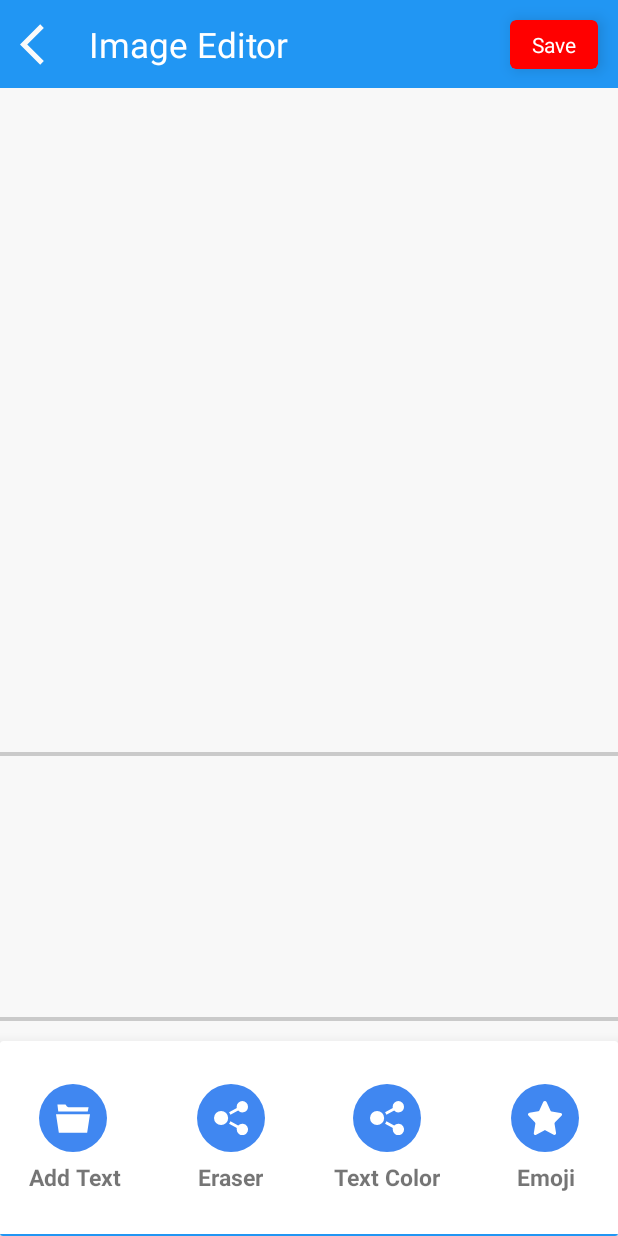
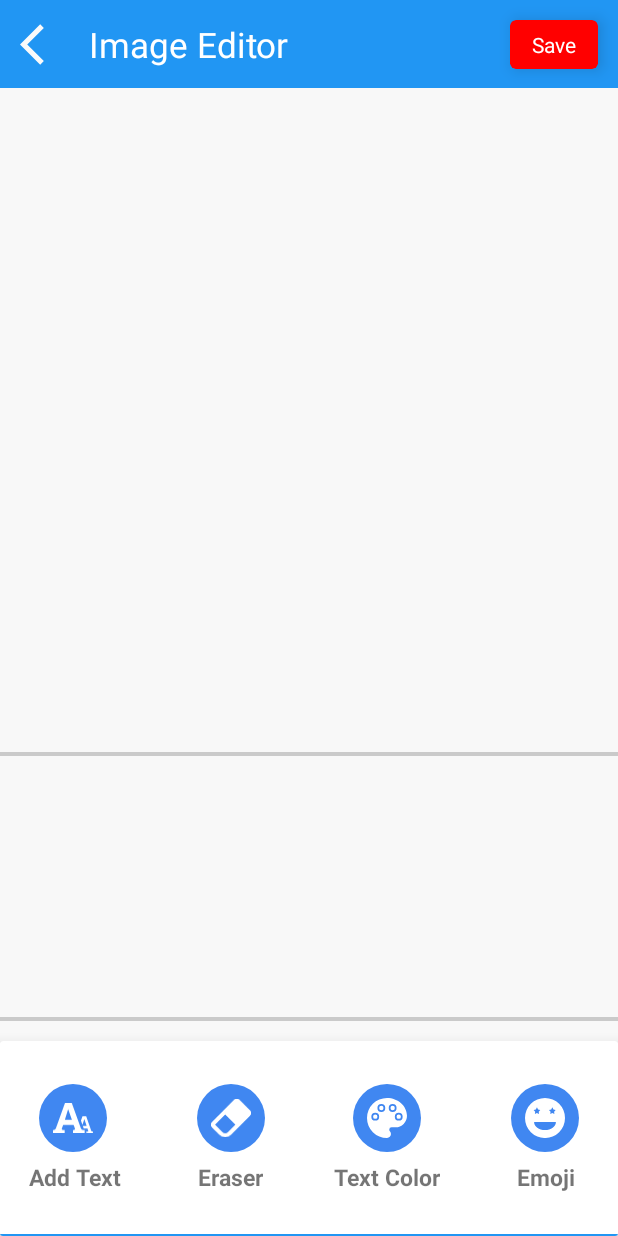
Before and after one commit to itsmhamza/Hindi-Keyboard, an Android app: the ImageEditorActivity screen opened directly, with no data from a screen before it, on a phone screen of 412 x 824 dp. Run offline under Robolectric (Android 15) with nearby library versions, the phone set to English and light mode, and no system bars; our stand-ins replace sdp/ssp sizes; libraries missing offline, so code that uses them is left out: androidx.emoji.text, com.xiaopo.flying, top.defaults.colorpicker; plain views replace StickerView; 2 statements that could not run were skipped.

Commit message:
Change text color and Mywork UI

```diff
--- a/app/src/main/AndroidManifest.xml
+++ b/app/src/main/AndroidManifest.xml
@@ -28,6 +28,9 @@
         android:usesCleartextTraffic="true"
         tools:targetApi="31">
         <activity
+            android:name=".ui.MyWorkActivity"
+            android:exported="false" />
+        <activity
             android:name=".ui.ImageEditorActivity"
             android:exported="false" />
         <activity
@@ -41,6 +44,7 @@
             android:exported="true">
             <intent-filter>
                 <action android:name="android.intent.action.MAIN" />
+
                 <category android:name="android.intent.category.LAUNCHER" />
             </intent-filter>
         </activity>
@@ -58,7 +62,6 @@
                 <action android:name="android.view.InputMethod" />
             </intent-filter>
         </service>
-
     </application>
 
 </manifest>
--- a/app/src/main/java/com/spellchecker/arabickb/fragments/ImageEditorFragment.kt
+++ b/app/src/main/java/com/spellchecker/arabickb/fragments/ImageEditorFragment.kt
@@ -19,6 +19,7 @@ import com.karumi.dexter.listener.multi.MultiplePermissionsListener
 
 import com.spellchecker.arabickb.databinding.FragImageEditorBinding
 import com.spellchecker.arabickb.ui.ImageEditorActivity
+import com.spellchecker.arabickb.ui.MyWorkActivity
 import java.io.IOException
 
 
@@ -62,6 +63,10 @@ class ImageEditorFragment:Fragment() {
             }catch (e:Exception){
                 Toast.makeText(activity, "Grant Permission first", Toast.LENGTH_SHORT).show()
             }
+        }
+        fragimagebinding.myWork.setOnClickListener {
+            val intent = Intent(activity,MyWorkActivity::class.java)
+            startActivity(intent)
         }
         fragimagebinding.rate.setOnClickListener {
             try{
--- a/app/src/main/java/com/spellchecker/arabickb/ui/ImageEditorActivity.kt
+++ b/app/src/main/java/com/spellchecker/arabickb/ui/ImageEditorActivity.kt
@@ -7,7 +7,6 @@ import android.graphics.*
 import android.os.Bundle
 import android.text.Html
 import android.text.Layout
-import android.view.Gravity
 import android.view.Window
 import android.widget.EditText
 import android.widget.RelativeLayout
@@ -21,14 +20,12 @@ import com.google.android.material.bottomsheet.BottomSheetDialog
 import com.spellchecker.arabickb.R
 import com.spellchecker.arabickb.adapters.emojiAdopter
 import com.spellchecker.arabickb.databinding.ActivityImageEditorBinding
-import com.spellchecker.arabickb.utils.EMOJIS
 import com.spellchecker.arabickb.utils.EMOJIS.emojis
 import com.xiaopo.flying.sticker.Sticker
 import com.xiaopo.flying.sticker.TextSticker
 import top.defaults.colorpicker.ColorPickerPopup
 import top.defaults.colorpicker.ColorPickerPopup.ColorPickerObserver
 import java.util.*
-import kotlin.collections.ArrayList
 
 
 class ImageEditorActivity : AppCompatActivity() {
@@ -47,7 +44,6 @@ class ImageEditorActivity : AppCompatActivity() {
         setContentView(binding.root)
         val TextSticker :ArrayList<Sticker> = arrayListOf(TextSticker(this))
         val emojiSticker :ArrayList<Sticker> = arrayListOf(TextSticker(this))
-        var Colorr:Int = Color.BLACK
         emoji.addAll(emojis)
 
         binding.editimage.setImageBitmap(Editimage)
@@ -73,7 +69,7 @@ class ImageEditorActivity : AppCompatActivity() {
             ok.setOnClickListener {
                 if(text.text.isNotEmpty()){
                     val sticker = TextSticker(this)
-                    sticker.setTextColor(Colorr)
+                    sticker.setTextColor(Color.BLACK)
                     sticker.text = "${text.text}"
                     sticker.setTextAlign(Layout.Alignment.ALIGN_CENTER)
                     sticker.resizeText()
@@ -98,7 +94,10 @@ class ImageEditorActivity : AppCompatActivity() {
                 .show(binding.stickerview, object : ColorPickerObserver() {
                     override fun onColorPicked(color: Int)
                     {
-                        Colorr = color
+                        if (binding.stickerview.getCurrentSticker() is TextSticker) {
+                            (binding.stickerview.getCurrentSticker() as TextSticker).setTextColor(color)
+                            binding.stickerview.invalidate()
+                        }
                     }
                     fun onColor(color: Int, fromUser: Boolean) {}
                 })
--- /dev/null
+++ b/app/src/main/res/drawable/circleselectedimage.xml
@@ -0,0 +1,5 @@
+<?xml version="1.0" encoding="utf-8"?>
+<shape xmlns:android="http://schemas.android.com/apk/res/android"
+    android:shape="oval">
+<solid android:color="#4087f1"/>
+</shape>
--- /dev/null
+++ b/app/src/main/res/drawable/icn_add_text.xml
@@ -0,0 +1,9 @@
+<vector xmlns:android="http://schemas.android.com/apk/res/android"
+    android:width="20dp"
+    android:height="15dp"
+    android:viewportWidth="20"
+    android:viewportHeight="15">
+  <path
+      android:pathData="M20,14.167L20,15L16.667,15v-0.833h0.7a0.252,0.252 0,0 0,0.267 -0.352l-0.394,-1.142L15.377,12.673L14.9,11.347L16.81,11.347l-1.135,-3.4 -0.962,2.876 -0.733,-2.082 0.767,-2.077L16.6,6.664l2.527,7.1c0.093,0.263 0.2,0.4 0.482,0.4L20,14.164ZM15,13.334h0.833L15.833,15L10,15L10,13.333h0.443a0.558,0.558 0,0 0,0.528 -0.739l-0.68,-1.761L5.1,10.833l-0.679,1.761a0.558,0.558 0,0 0,0.528 0.739h0.887L5.836,15L0,15L0,13.333L0.358,13.333a1.167,1.167 0,0 0,1.1 -0.779L6.047,0L9.341,0L13.93,12.554a1.128,1.128 0,0 0,1.07 0.779ZM5.928,8.334L9.46,8.334L7.578,3.168Z"
+      android:fillColor="#fff"/>
+</vector>
--- /dev/null
+++ b/app/src/main/res/drawable/icn_emoji.xml
@@ -0,0 +1,9 @@
+<vector xmlns:android="http://schemas.android.com/apk/res/android"
+    android:width="20dp"
+    android:height="19.992dp"
+    android:viewportWidth="20"
+    android:viewportHeight="19.992">
+  <path
+      android:pathData="M10,0a10,10 0,1 0,10 10A10,10 0,0 0,10 0ZM13.117,5.711 L13.666,4.664 14.215,5.711 15.332,5.937 14.554,6.81 14.695,7.997 13.665,7.489 12.635,7.997 12.776,6.81 11.998,5.937ZM5.428,5.711 L5.977,4.664 6.526,5.711 7.643,5.937 6.865,6.81 7.006,7.997 5.976,7.489 4.946,7.997 5.087,6.81 4.309,5.937ZM10,16.046c-3.013,0 -5.455,-1.831 -5.455,-4.09L15.455,11.956C15.455,14.216 13.013,16.046 10,16.046Z"
+      android:fillColor="#fff"/>
+</vector>
--- /dev/null
+++ b/app/src/main/res/drawable/icn_eraser.xml
@@ -0,0 +1,9 @@
+<vector xmlns:android="http://schemas.android.com/apk/res/android"
+    android:width="20dp"
+    android:height="19.156dp"
+    android:viewportWidth="20"
+    android:viewportHeight="19.156">
+  <path
+      android:pathData="M14.338,0.598l5.064,5.054a2.062,2.062 0,0 1,0 2.905l-9.4,9.4a4.1,4.1 0,0 1,-5.79 0l-3.611,-3.611a2.062,2.062 0,0 1,0 -2.905l10.844,-10.844a2.05,2.05 0,0 1,2.9 0m-12.3,12.3 l3.621,3.611a2.032,2.032 0,0 0,2.9 0l3.611,-3.611 -5.064,-5.064 -5.064,5.064Z"
+      android:fillColor="#fff"/>
+</vector>
--- /dev/null
+++ b/app/src/main/res/drawable/icn_text_color.xml
@@ -0,0 +1,9 @@
+<vector xmlns:android="http://schemas.android.com/apk/res/android"
+    android:width="20dp"
+    android:height="20dp"
+    android:viewportWidth="20"
+    android:viewportHeight="20">
+  <path
+      android:pathData="M0,10a10.007,10.007 0,0 0,9.993 10,1.958 1.958,0 0,0 1.984,-1.985 1.866,1.866 0,0 0,-0.544 -1.338,1.1 1.1,0 0,1 -0.308,-0.794 1.2,1.2 0,0 1,1.22 -1.22L14.267,14.663a5.741,5.741 0,0 0,5.731 -5.735c0,-4.927 -4.482,-8.926 -10.007,-8.926A10.007,10.007 0,0 0,0 10ZM4.13,10.435a1.087,1.087 0,1 0,-1.087 -1.087A1.087,1.087 0,0 0,4.131 10.435ZM4.13,11.305a1.957,1.957 0,1 1,1.957 -1.957A1.957,1.957 0,0 1,4.131 11.305ZM7.173,6.088a1.087,1.087 0,1 0,-1.087 -1.087A1.087,1.087 0,0 0,7.174 6.087ZM7.173,6.958a1.957,1.957 0,1 1,1.957 -1.957A1.957,1.957 0,0 1,7.174 6.957ZM12.825,6.088a1.087,1.087 0,1 0,-1.087 -1.087,1.087 1.087,0 0,0 1.087,1.087ZM12.825,6.958a1.957,1.957 0,1 1,1.957 -1.957A1.957,1.957 0,0 1,12.826 6.957ZM15.867,10.435a1.087,1.087 0,1 0,-1.087 -1.087A1.087,1.087 0,0 0,15.867 10.435ZM15.867,11.305a1.957,1.957 0,1 1,1.957 -1.957A1.957,1.957 0,0 1,15.867 11.305Z"
+      android:fillColor="#fff"/>
+</vector>
--- a/app/src/main/res/layout/activity_image_editor.xml
+++ b/app/src/main/res/layout/activity_image_editor.xml
@@ -110,7 +110,9 @@
             android:id="@+id/addtext"
             android:layout_marginStart="@dimen/_20sdp"
             android:layout_marginBottom="@dimen/_10sdp"
-            android:src="@drawable/icn_my_work" />
+            android:src="@drawable/icn_add_text"
+            android:padding="@dimen/_7sdp"
+            android:background="@drawable/circleselectedimage"/>
 
         <TextView
             android:layout_width="wrap_content"
@@ -128,8 +130,10 @@
             android:layout_gravity="center_vertical|end"
             android:layout_marginEnd="@dimen/_20sdp"
             android:id="@+id/emoji"
+            android:padding="@dimen/_7sdp"
+            android:background="@drawable/circleselectedimage"
             android:layout_marginBottom="@dimen/_10sdp"
-            android:src="@drawable/icn_rate_app" />
+            android:src="@drawable/icn_emoji" />
 
         <TextView
             android:layout_width="wrap_content"
@@ -148,7 +152,9 @@
             android:id="@+id/eraser"
             android:layout_marginEnd="@dimen/_40sdp"
             android:layout_marginBottom="@dimen/_10sdp"
-            android:src="@drawable/icn_share_app" />
+            android:padding="@dimen/_7sdp"
+            android:background="@drawable/circleselectedimage"
+            android:src="@drawable/icn_eraser" />
 
         <TextView
             android:layout_width="wrap_content"
@@ -166,7 +172,9 @@
             android:id="@+id/textcolor"
             android:layout_marginStart="@dimen/_40sdp"
             android:layout_marginBottom="@dimen/_10sdp"
-            android:src="@drawable/icn_share_app" />
+            android:padding="@dimen/_7sdp"
+            android:background="@drawable/circleselectedimage"
+            android:src="@drawable/icn_text_color" />
 
         <TextView
             android:layout_width="wrap_content"
```
Also changed, not shown: app/src/main/java/com/spellchecker/arabickb/ui/MyWorkActivity.kt (added, +18 -0 lines), app/src/main/res/drawable/icn_edit.xml (added, +21 -0 lines), app/src/main/res/layout/activity_my_work.xml (added, +62 -0 lines), app/src/main/res/layout/mywork_item.xml (added, +70 -0 lines).
